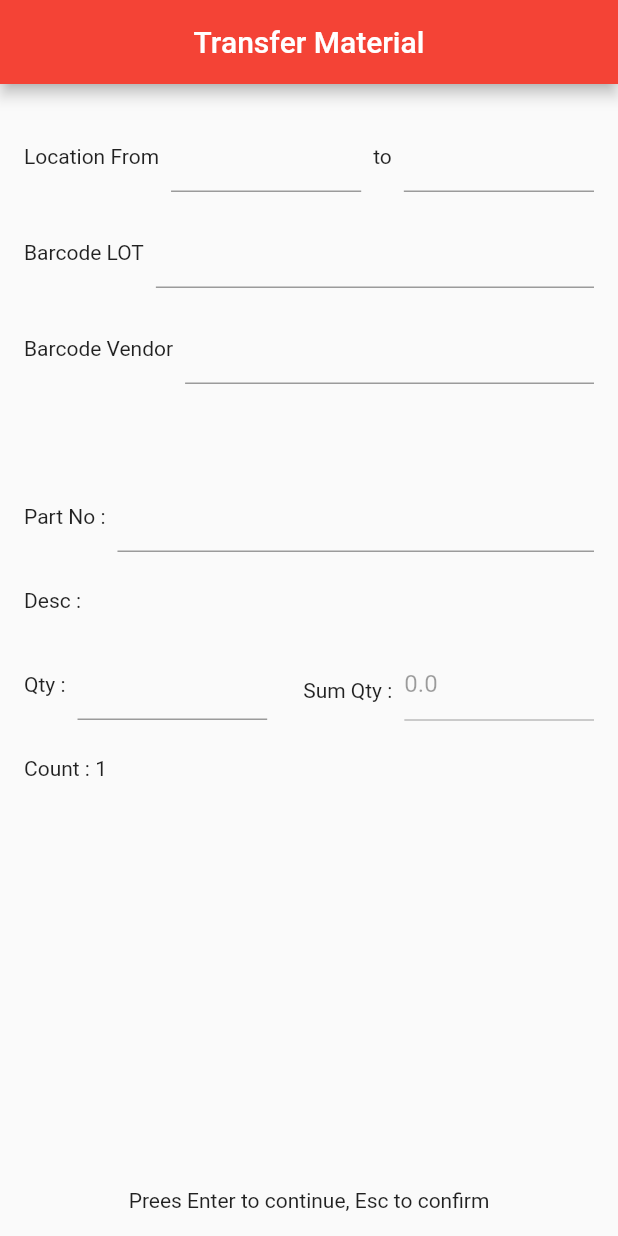
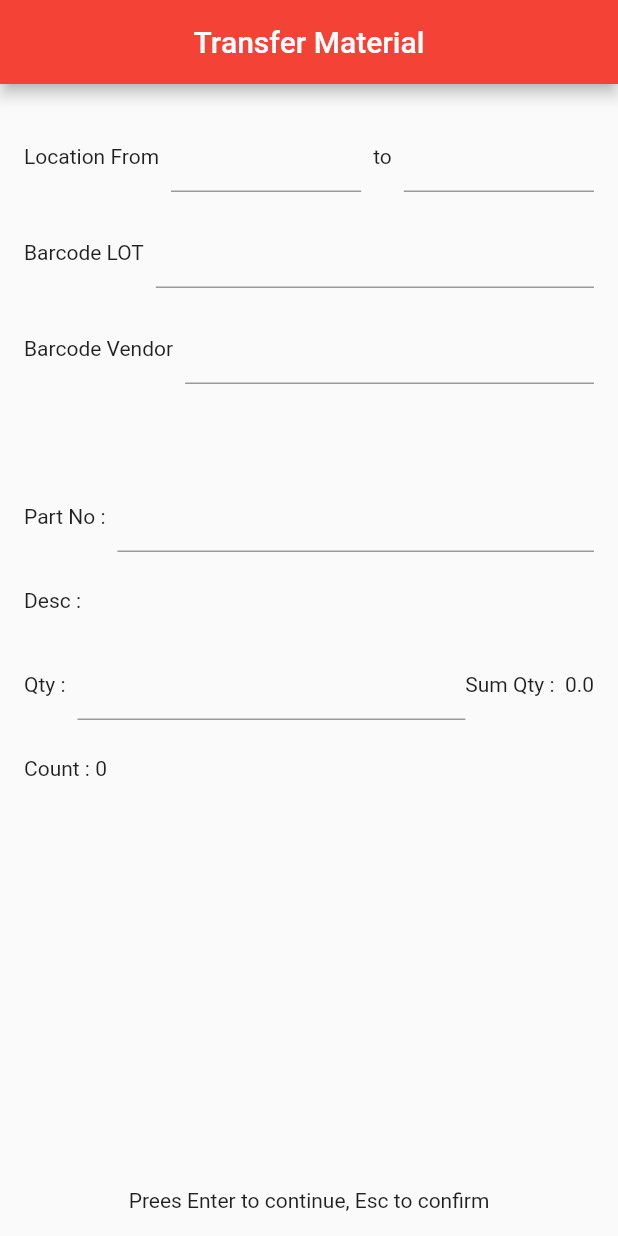
Before and after one commit to tawatchai7034/NEC, a Flutter app: the screen it shows after launch, on a phone screen of 412 x 824 dp. Run offline on Flutter 3.47's test engine with Material 2 defaults, Android fonts, the light colour scheme and no system bars; our stand-ins replace auto_size_text, syncfusion_flutter_datagrid.

Commit message:
edit table data

```diff
--- a/lib/addTransfer.dart
+++ b/lib/addTransfer.dart
@@ -1,12 +1,15 @@
+import 'package:auto_size_text/auto_size_text.dart';
 import 'package:flutter/cupertino.dart';
 import 'package:flutter/foundation.dart';
 import 'package:flutter/material.dart';
 import 'package:flutter/services.dart';
+import 'package:intl/intl.dart';
 import 'package:nec/model/transfer.dart';
 import 'package:nec/model/trasferList.dart';
 import 'package:nec/transferConfirm.dart';
 
 TransferList transfer = new TransferList();
+var numFormat = NumberFormat('#,###.0#', 'en_US');
 
 class AddTransfer extends StatefulWidget {
   const AddTransfer({
@@ -25,12 +28,14 @@ class _AddTransferState extends State<AddTransfer> {
   var partNo = TextEditingController();
   var desc = TextEditingController();
   var qty = TextEditingController();
-  var sumQty = TextEditingController();
   var count = TextEditingController();
+  FocusNode nodePartNo = FocusNode();
+  FocusNode nodeQty = FocusNode();
 
   List<TransferModal> transList = [];
-  double totalQty = 0;
+  double totalQty = 0.0;
   int counter = 0;
+  int keyCounter = 0;
   FocusNode focusNode = FocusNode();
   TextEditingController controller = TextEditingController();
   List<String> virtualLocF = ["a", 'b', 'c', 'd', 'e'];
@@ -39,7 +44,6 @@ class _AddTransferState extends State<AddTransfer> {
   List<String> virtualVender = ["10", "20", "30", "40", "50"];
   List<String> virtualPartNo = ["10", "20", "30", "40", "50"];
   String locationDesc = '';
-
 
   void _showNotFoundLocation() {
     showDialog(
@@ -97,12 +101,16 @@ class _AddTransferState extends State<AddTransfer> {
 
 // reference: https://api.flutter.dev/flutter/services/LogicalKeyboardKey-class.html
   void _handleKeyEvent(RawKeyEvent event) {
-    print(
-        "keyId: ${event.logicalKey.keyId} KeyName: ${event.logicalKey.debugName}");
+    if (keyCounter % 2 == 0) {
       int EscId = 4294967323;
       int EnterId = 4294967309;
       int BackspaceId = 4294967304;
       int SpaceId = 32;
+
+      // print(
+      //     "keyId: ${event.logicalKey.keyId} KeyName: ${event.logicalKey.debugName}");
+
+      keyCounter = 0;
 
       if (event.logicalKey.keyId == BackspaceId) {
         setState(() {
@@ -118,7 +126,11 @@ class _AddTransferState extends State<AddTransfer> {
               qty: double.parse(qty.text),
               count: counter,
               amountQty: totalQty));
+          totalQty = transfer.getSumQty();
         });
+
+        transfer.ptrTransferList();
+
         Navigator.of(context)
             .push(MaterialPageRoute(builder: (context) => TransferConfirm()));
       } else if (event.logicalKey.keyId == 51) {
@@ -138,17 +150,22 @@ class _AddTransferState extends State<AddTransfer> {
           partNo.clear();
           desc.clear();
           qty.clear();
-        sumQty.clear();
+          // sumQty.clear();
           count.clear();
+          totalQty = transfer.getSumQty();
+          locationDesc = '';
         });
+        FocusScope.of(context).requestFocus(nodePartNo);
       }
+    }
+    keyCounter++;
   }
 
   @override
   void initState() {
     // TODO: implement initState
     super.initState();
-    sumQty.text = totalQty.toString();
+    totalQty = 0.0;
   }
 
   @override
@@ -222,7 +239,7 @@ class _AddTransferState extends State<AddTransfer> {
                   Expanded(
                     child: TextField(
                       textInputAction: TextInputAction.next,
-                      keyboardType: TextInputType.number,
+                      // keyboardType: TextInputType.number,
                       controller: lot,
                       onSubmitted: (loc) {
                         if (virtualLot.contains(loc)) {
@@ -249,7 +266,7 @@ class _AddTransferState extends State<AddTransfer> {
                   Expanded(
                     child: TextField(
                       textInputAction: TextInputAction.next,
-                      keyboardType: TextInputType.number,
+                      // keyboardType: TextInputType.number,
                       controller: vender,
                       onSubmitted: (loc) {
                         if (virtualLot.contains(loc)) {
@@ -279,7 +296,8 @@ class _AddTransferState extends State<AddTransfer> {
                   Expanded(
                     child: TextField(
                       textInputAction: TextInputAction.next,
-                      keyboardType: TextInputType.number,
+                      focusNode: nodePartNo,
+                      // keyboardType: TextInputType.number,
                       controller: partNo,
                       onSubmitted: (loc) {
                         if (virtualPartNo.contains(loc)) {
@@ -298,6 +316,7 @@ class _AddTransferState extends State<AddTransfer> {
                             locationDesc =
                                 'EEEEEEEEEEEEEEEEEEEEEEEEEEEEEEEEEEEEEEEEEEEEEEEEEEEEEEEEEE';
                           }
+                          FocusScope.of(context).requestFocus(nodeQty);
                         } else {
                           _showIdNotFound();
                         }
@@ -317,10 +336,15 @@ class _AddTransferState extends State<AddTransfer> {
                     padding: const EdgeInsets.fromLTRB(0, 8, 8, 8),
                     child: Text("Desc :"),
                   ),
-                  Container(
-                      width:widthScreen * 0.75,
-                      child: FittedBox(
-                          fit: BoxFit.contain, child: Text(locationDesc)))
+                  (locationDesc == null || locationDesc == '')
+                      ? Container()
+                      : Container(
+                          width: widthScreen * 0.75,
+                          child: AutoSizeText(
+                            locationDesc,
+                            maxLines: 1,
+                          ),
+                        )
                   // Expanded(
                   //   child: TextField(
                   //     textInputAction: TextInputAction.next,
@@ -347,25 +371,21 @@ class _AddTransferState extends State<AddTransfer> {
                         focusNode: focusNode,
                         onKey: _handleKeyEvent,
                         child: TextField(
+                          focusNode: nodeQty,
                           textInputAction: TextInputAction.next,
                           keyboardType: TextInputType.number,
                           controller: qty,
-                          onSubmitted: (loc) {},
+                          onSubmitted: (loc) {
+                            setState(() {
+                              totalQty = transfer.getSumQty();
+                            });
+                          },
                         ),
                       ),
                     ),
-                    Padding(
-                      padding: const EdgeInsets.fromLTRB(24, 8, 8, 0),
-                      child: Text("Sum Qty :"),
-                    ),
-                    Expanded(
-                      child: TextField(
-                        textInputAction: TextInputAction.next,
-                        enabled: false,
-                        controller: sumQty,
-                        onSubmitted: (loc) {},
-                      ),
-                    ),
+                    totalQty == 0.0
+                        ? Text("Sum Qty :  ${totalQty.toStringAsFixed(1)}")
+                        : Text("Sum Qty :  ${numFormat.format(totalQty)}")
                   ],
                 )),
             Padding(
@@ -376,7 +396,7 @@ class _AddTransferState extends State<AddTransfer> {
                 children: [
                   Padding(
                     padding: const EdgeInsets.fromLTRB(0, 8, 0, 8),
-                    child: Text("Count : ${counter + 1}"),
+                    child: Text("Count : ${counter}"),
                   ),
                 ],
               ),
--- a/lib/model/part.dart
+++ /dev/null
@@ -1,5 +0,0 @@
-class PartModel{
-  late int partNo;
-  late double qty;
-  late String desc;
-}
--- a/pubspec.yaml
+++ b/pubspec.yaml
@@ -36,6 +36,7 @@ dependencies:
   cupertino_icons: ^1.0.2
   intl: ^0.17.0
   syncfusion_flutter_datagrid: ^20.1.51
+  auto_size_text: ^3.0.0
 
 
 
```
Also changed, not shown: lib/model/trasferList.dart (+4 -6 lines), lib/tableConfirm.dart (+35 -5 lines), lib/transferConfirm.dart (+89 -7 lines), pubspec.lock. Lines whose indentation alone changed are shown as unchanged.
